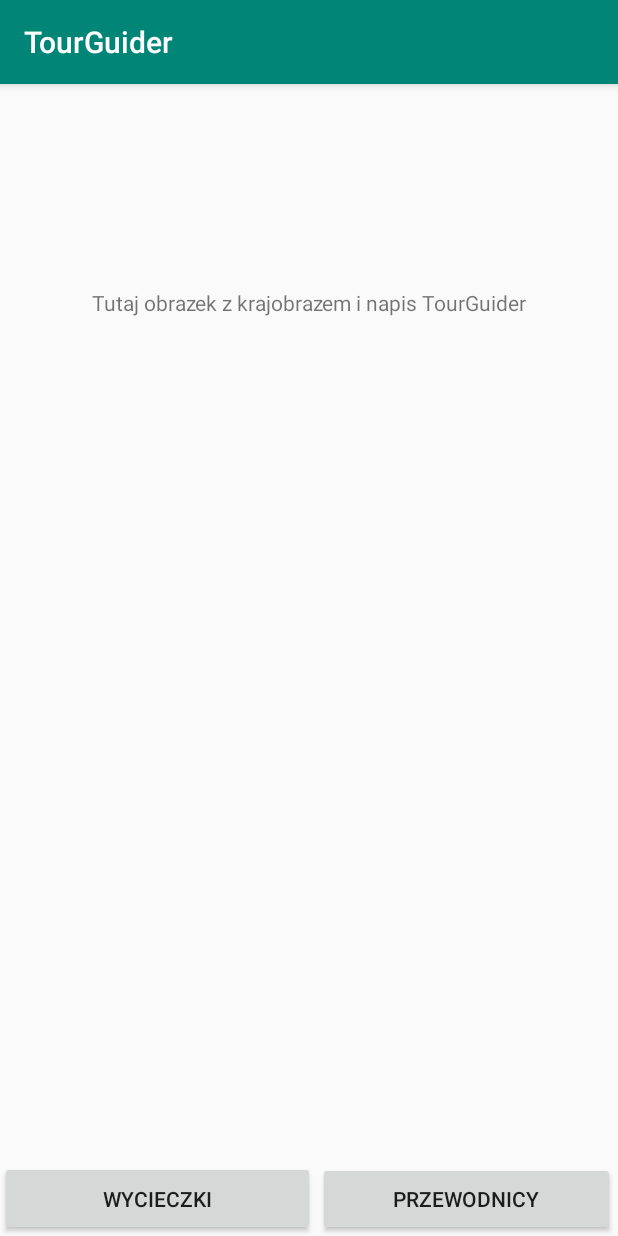
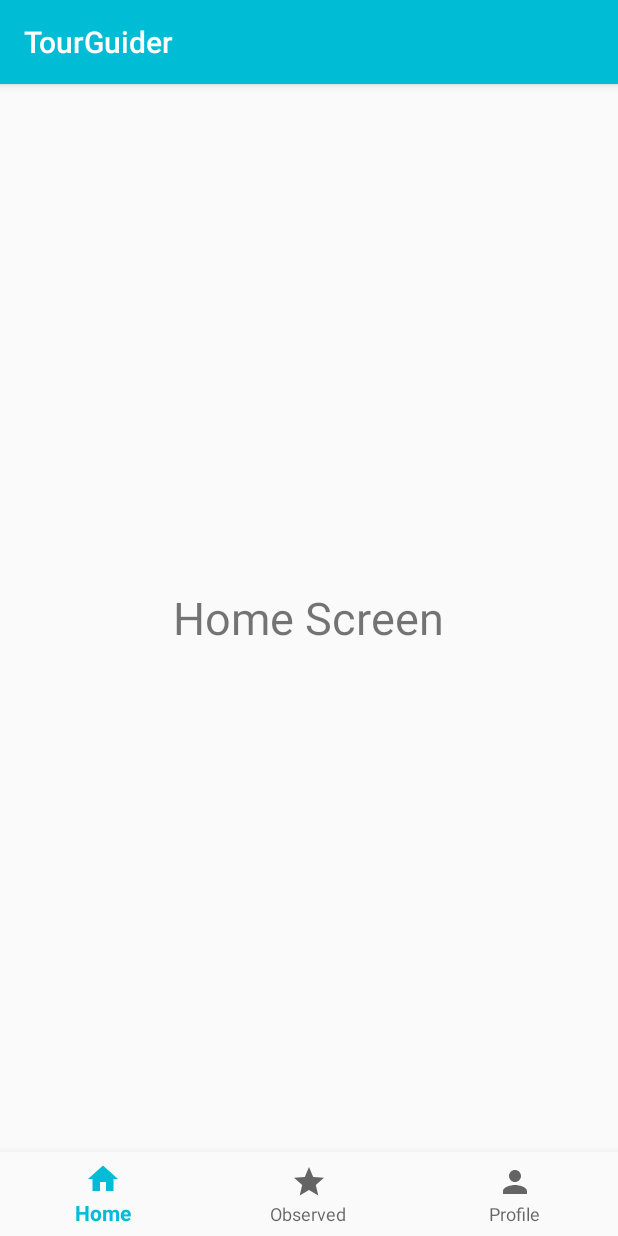
Before and after one commit to yakzi/tour-guider, an Android app: the screen it shows after launch (MainActivity), on a phone screen of 412 x 824 dp. Run offline under Robolectric (Android 15) with nearby library versions, the light colour scheme and no system bars.

Commit message:
ADD bottom navigation

```diff
--- a/app/build.gradle
+++ b/app/build.gradle
@@ -23,6 +23,7 @@ dependencies {
     implementation fileTree(dir: 'libs', include: ['*.jar'])
     implementation 'androidx.appcompat:appcompat:1.0.2'
     implementation 'androidx.constraintlayout:constraintlayout:1.1.3'
+    implementation 'com.google.android.material:material:1.0.0'
     testImplementation 'junit:junit:4.12'
     androidTestImplementation 'androidx.test:runner:1.1.1'
     androidTestImplementation 'androidx.test.espresso:espresso-core:3.1.1'
--- /dev/null
+++ b/app/src/main/java/com/example/tourguider/HomeFragment.java
@@ -0,0 +1,18 @@
+package com.example.tourguider;
+
+import android.os.Bundle;
+import android.view.LayoutInflater;
+import android.view.View;
+import android.view.ViewGroup;
+
+import androidx.annotation.NonNull;
+import androidx.annotation.Nullable;
+import androidx.fragment.app.Fragment;
+
+public class HomeFragment extends Fragment {
+    @Nullable
+    @Override
+    public View onCreateView(@NonNull LayoutInflater inflater, @Nullable ViewGroup container, @Nullable Bundle savedInstanceState) {
+        return inflater.inflate(R.layout.fragment_home, container, false);
+    }
+}
--- a/app/src/main/java/com/example/tourguider/MainActivity.java
+++ b/app/src/main/java/com/example/tourguider/MainActivity.java
@@ -1,8 +1,13 @@
 package com.example.tourguider;
 
+import androidx.annotation.NonNull;
 import androidx.appcompat.app.AppCompatActivity;
+import androidx.fragment.app.Fragment;
 
 import android.os.Bundle;
+import android.view.MenuItem;
+
+import com.google.android.material.bottomnavigation.BottomNavigationView;
 
 public class MainActivity extends AppCompatActivity {
 
@@ -10,5 +15,36 @@ public class MainActivity extends AppCompatActivity {
     protected void onCreate(Bundle savedInstanceState) {
         super.onCreate(savedInstanceState);
         setContentView(R.layout.activity_main);
+
+        BottomNavigationView bottomNav = findViewById(R.id.bottom_navigation);
+        bottomNav.setOnNavigationItemSelectedListener(navListner);
+
+        getSupportFragmentManager().beginTransaction().replace(R.id.fragment_container,
+                new HomeFragment()).commit();
     }
+
+    private BottomNavigationView.OnNavigationItemSelectedListener navListner =
+            new BottomNavigationView.OnNavigationItemSelectedListener() {
+                @Override
+                public boolean onNavigationItemSelected(@NonNull MenuItem item) {
+                    Fragment selectedFragment = null;
+
+                    switch(item.getItemId()){
+                        case R.id.nav_home:
+                            selectedFragment = new HomeFragment();
+                            break;
+                        case R.id.nav_observed:
+                            selectedFragment = new ObservedFragment();
+                            break;
+                        case R.id.nav_profile:
+                            selectedFragment = new ProfileFragment();
+                            break;
+                    }
+
+                    getSupportFragmentManager().beginTransaction().replace(R.id.fragment_container,
+                            selectedFragment);
+
+                    return true;
+                }
+            };
 }
--- /dev/null
+++ b/app/src/main/res/drawable/ic_home_black_24dp.xml
@@ -0,0 +1,9 @@
+<vector xmlns:android="http://schemas.android.com/apk/res/android"
+        android:width="24dp"
+        android:height="24dp"
+        android:viewportWidth="24.0"
+        android:viewportHeight="24.0">
+    <path
+        android:fillColor="#FF000000"
+        android:pathData="M10,20v-6h4v6h5v-8h3L12,3 2,12h3v8z"/>
+</vector>
--- /dev/null
+++ b/app/src/main/res/drawable/ic_person_black_24dp.xml
@@ -0,0 +1,9 @@
+<vector xmlns:android="http://schemas.android.com/apk/res/android"
+        android:width="24dp"
+        android:height="24dp"
+        android:viewportWidth="24.0"
+        android:viewportHeight="24.0">
+    <path
+        android:fillColor="#FF000000"
+        android:pathData="M12,12c2.21,0 4,-1.79 4,-4s-1.79,-4 -4,-4 -4,1.79 -4,4 1.79,4 4,4zM12,14c-2.67,0 -8,1.34 -8,4v2h16v-2c0,-2.66 -5.33,-4 -8,-4z"/>
+</vector>
--- /dev/null
+++ b/app/src/main/res/drawable/ic_star_black_24dp.xml
@@ -0,0 +1,9 @@
+<vector xmlns:android="http://schemas.android.com/apk/res/android"
+        android:width="24dp"
+        android:height="24dp"
+        android:viewportWidth="24.0"
+        android:viewportHeight="24.0">
+    <path
+        android:fillColor="#FF000000"
+        android:pathData="M12,17.27L18.18,21l-1.64,-7.03L22,9.24l-7.19,-0.61L12,2 9.19,8.63 2,9.24l5.46,4.73L5.82,21z"/>
+</vector>
--- a/app/src/main/res/layout/activity_main.xml
+++ b/app/src/main/res/layout/activity_main.xml
@@ -1,35 +1,24 @@
 <?xml version="1.0" encoding="utf-8"?>
-<androidx.constraintlayout.widget.ConstraintLayout xmlns:android="http://schemas.android.com/apk/res/android"
+<RelativeLayout xmlns:android="http://schemas.android.com/apk/res/android"
     xmlns:app="http://schemas.android.com/apk/res-auto"
     xmlns:tools="http://schemas.android.com/tools"
     android:layout_width="match_parent"
     android:layout_height="match_parent"
     tools:context=".MainActivity">
 
-    <Button
-        android:id="@+id/button2"
-        android:layout_width="210dp"
-        android:layout_height="50dp"
-        android:text="Wycieczki"
-        app:layout_constraintBottom_toBottomOf="parent"
-        app:layout_constraintStart_toStartOf="parent" />
+    <FrameLayout
+        android:id="@+id/fragment_container"
+        android:layout_width="match_parent"
+        android:layout_height="match_parent"
+        android:layout_above="@+id/bottom_navigation"
+        />
 
-    <Button
-        android:id="@+id/button3"
-        android:layout_width="198dp"
-        android:layout_height="49dp"
-        android:text="Przewodnicy"
-        app:layout_constraintBottom_toBottomOf="parent"
-        app:layout_constraintEnd_toEndOf="parent"
-        app:layout_constraintStart_toEndOf="@+id/button2" />
-
-    <TextView
-        android:id="@+id/textView"
-        android:layout_width="wrap_content"
+    <com.google.android.material.bottomnavigation.BottomNavigationView
+        android:id="@+id/bottom_navigation"
+        android:layout_width="match_parent"
         android:layout_height="wrap_content"
-        android:layout_marginTop="136dp"
-        android:text="Tutaj obrazek z krajobrazem i napis TourGuider"
-        app:layout_constraintEnd_toEndOf="parent"
-        app:layout_constraintStart_toStartOf="parent"
-        app:layout_constraintTop_toTopOf="parent" />
-</androidx.constraintlayout.widget.ConstraintLayout>
+        android:layout_alignParentBottom="true"
+        app:menu = "@menu/bottom_navigation"
+        android:background="?android:attr/windowBackground"
+        />
+</RelativeLayout>
--- /dev/null
+++ b/app/src/main/res/layout/fragment_home.xml
@@ -0,0 +1,11 @@
+<?xml version="1.0" encoding="utf-8"?>
+<RelativeLayout xmlns:android="http://schemas.android.com/apk/res/android"
+    android:layout_width="match_parent" android:layout_height="match_parent">
+    <TextView
+        android:layout_width="wrap_content"
+        android:layout_height="wrap_content"
+        android:text="Home Screen"
+        android:textSize="30dp"
+        android:layout_centerInParent="true"
+        />
+</RelativeLayout>
--- /dev/null
+++ b/app/src/main/res/menu/bottom_navigation.xml
@@ -0,0 +1,16 @@
+<?xml version="1.0" encoding="utf-8"?>
+<menu xmlns:android="http://schemas.android.com/apk/res/android">
+
+    <item
+        android:id="@+id/nav_home"
+        android:icon="@drawable/ic_home_black_24dp"
+        android:title="Home"/>
+    <item
+        android:id="@+id/nav_observed"
+        android:icon="@drawable/ic_star_black_24dp"
+        android:title="Observed"/>
+    <item
+        android:id="@+id/nav_profile"
+        android:icon="@drawable/ic_person_black_24dp"
+        android:title="Profile"/>
+</menu>
--- a/app/src/main/res/values/colors.xml
+++ b/app/src/main/res/values/colors.xml
@@ -1,6 +1,6 @@
 <?xml version="1.0" encoding="utf-8"?>
 <resources>
-    <color name="colorPrimary">#008577</color>
-    <color name="colorPrimaryDark">#00574B</color>
+    <color name="colorPrimary">#00BCD4</color>
+    <color name="colorPrimaryDark">#03A9F4</color>
     <color name="colorAccent">#D81B60</color>
 </resources>
```
Also changed, not shown: app/src/main/java/com/example/tourguider/ObservedFragment.java (added, +18 -0 lines), app/src/main/java/com/example/tourguider/ProfileFragment.java (added, +18 -0 lines), app/src/main/res/layout/fragment_observed.xml (added, +11 -0 lines), app/src/main/res/layout/fragment_profile.xml (added, +11 -0 lines).
